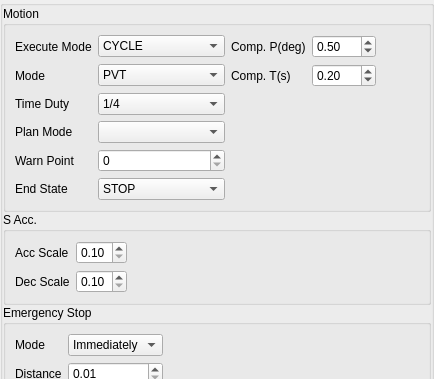
Qt form source/wnd/ui/mrqaxes2.ui (ww4u/megarobostudio) before a commit; both pictures show x 0 to 434 and y 0 to 379 of the 434 by 568 pixel window.
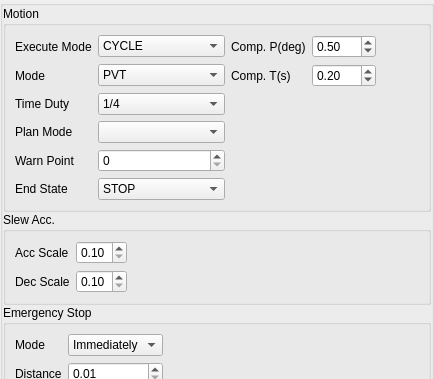
The same form after that commit. Icons and pictures are not drawn. Custom widgets are drawn as their Qt base class.

Patch:
```diff
--- a/source/wnd/ui/mrqaxes2.ui
+++ b/source/wnd/ui/mrqaxes2.ui
@@ -261,7 +261,7 @@
       <item>
        <widget class="QGroupBox" name="gpSAcc">
         <property name="title">
-         <string>S Acc.</string>
+         <string>Slew Acc.</string>
         </property>
         <layout class="QGridLayout" name="gridLayout_4">
          <item row="2" column="1">
```
Left out of the diff: 75 changed lines with no effect on the pictures.
